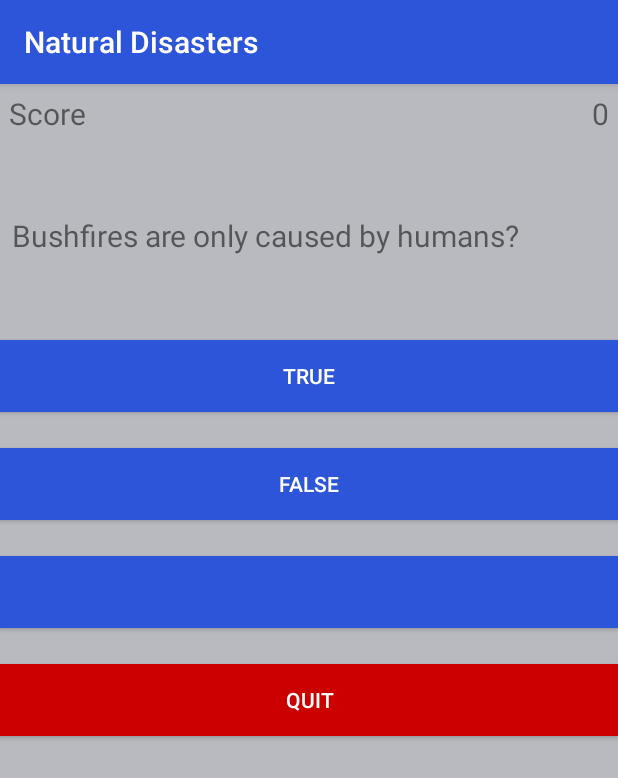
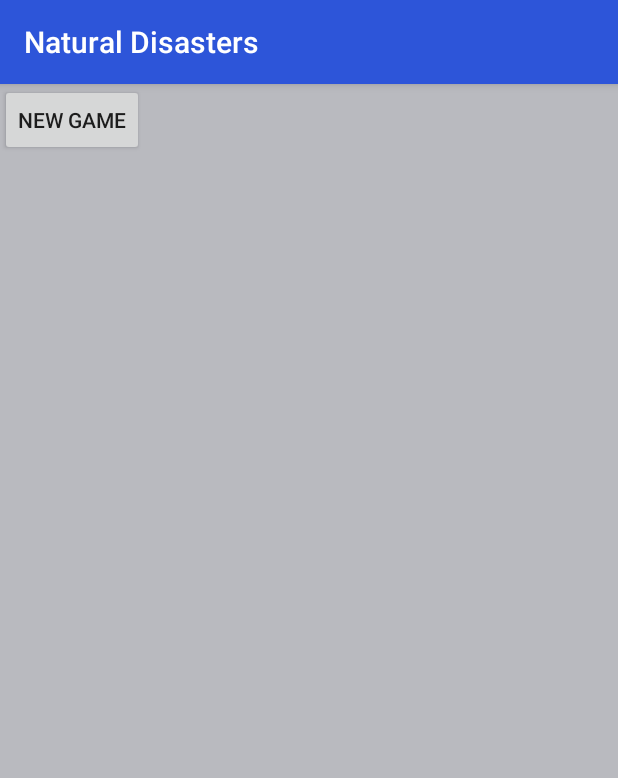
Before and after one commit to jc321013/NaturalDisasters, an Android app: the screen it shows after launch (MainActivity), on a phone screen of 412 x 824 dp. Shown: the top 778 px of the screen. Run offline under Robolectric (Android 15) with nearby library versions, the phone set to English and light mode, and no system bars.

```diff
--- a/app/src/main/java/com/example/jc321013/naturaldisasters/MainActivity.java
+++ b/app/src/main/java/com/example/jc321013/naturaldisasters/MainActivity.java
@@ -1,7 +1,12 @@
 package com.example.jc321013.naturaldisasters;
 
+import android.content.Context;
+import android.content.Intent;
+import android.support.annotation.Nullable;
 import android.support.v7.app.AppCompatActivity;
 import android.os.Bundle;
+import android.text.Editable;
+import android.text.TextWatcher;
 import android.view.View;
 import android.widget.Button;
 import android.widget.TextView;
@@ -9,110 +14,140 @@ import android.widget.Toast;
 
 public class MainActivity extends AppCompatActivity {
 
-    private QuestionLibrary mQuestionLibrary = new QuestionLibrary();
-
-    private TextView mScoreView;
-    private TextView mQuestionView;
-    private Button mButtonChoice1;
-    private Button mButtonChoice2;
-    private Button mButtonChoice3;
-
-    private String mAnswer;
-    private int mScore = 0;
-    private int mQuestionNumber = 0;
+    private Button button1;
+    Button button2;
+    Button button3;
+    private Context context;
 
     @Override
-    protected void onCreate(Bundle savedInstanceState) {
+    protected void onCreate(@Nullable Bundle savedInstanceState) {
         super.onCreate(savedInstanceState);
         setContentView(R.layout.activity_main);
+        context = this;
 
-        mScoreView = (TextView) findViewById(R.id.score);
-        mQuestionView = (TextView) findViewById(R.id.question);
-        mButtonChoice1 = (Button) findViewById(R.id.choice1);
-        mButtonChoice2 = (Button) findViewById(R.id.choice2);
-        mButtonChoice3 = (Button) findViewById(R.id.choice3);
+        button1 = (Button) findViewById(R.id.button1);
+        button1.setOnClickListener(new View.OnClickListener() {
+            @Override
+            public void onClick(View view) {
+                Intent intent = new Intent(context, Main2Activity.class);
+                startActivity(intent);
+            }
+        });
+    }
 
-        updatedQuestion();
+    //        button1 = (Button)findViewById(R.id.button1);
+//        button2 = (Button)findViewById(R.id.button2);
+//        button3 = (Button)findViewById(R.id.button3);
 
 
 
-        //Start of Button Listener for Button1
-        mButtonChoice1.setOnClickListener(new View.OnClickListener() {
-            @Override
-            public void onClick(View view) {
-
-                if (mButtonChoice1.getText() == mAnswer) {
-                    mScore = mScore + 1;
-                    updateScore(mScore);
-                    updatedQuestion();
-                    //Creates options
-                    Toast.makeText(MainActivity.this, "Correct", Toast.LENGTH_SHORT).show();
-                }else {
-                    Toast.makeText(MainActivity.this, "Wrong", Toast.LENGTH_SHORT).show();
-                    updatedQuestion();
-
-                }
-            }
-        });
-
-        //End of Button Listener for Button1
 
 
-        //Start of Button Listener for Button2
-        mButtonChoice2.setOnClickListener(new View.OnClickListener() {
-            @Override
-            public void onClick(View view) {
 
-                if (mButtonChoice2.getText() == mAnswer) {
-                    mScore = mScore + 1;
-                    updateScore(mScore);
-                    updatedQuestion();
-                    //Creates options
-                    Toast.makeText(MainActivity.this, "Correct", Toast.LENGTH_SHORT).show();
-                }else {
-                    Toast.makeText(MainActivity.this, "Wrong", Toast.LENGTH_SHORT).show();
-                    updatedQuestion();
-
-                }
-            }
-        });
-
-        //End of Button Listener for Button2
-
-        //Start of Button Listener for Button3
-        mButtonChoice3.setOnClickListener(new View.OnClickListener() {
-            @Override
-            public void onClick(View view) {
-
-                if (mButtonChoice3.getText() == mAnswer) {
-                    mScore = mScore + 1;
-                    updateScore(mScore);
-                    updatedQuestion();
-                    //Creates options
-                    Toast.makeText(MainActivity.this, "Correct", Toast.LENGTH_SHORT).show();
-                }else {
-                    Toast.makeText(MainActivity.this, "Wrong", Toast.LENGTH_SHORT).show();
-                    updatedQuestion();
-
-                }
-            }
-        });
-
-        //End of Button Listener for Button3
-
-
-    }
-    private void updatedQuestion(){
-        mQuestionView.setText(mQuestionLibrary.getQuestion(mQuestionNumber));
-        mButtonChoice1.setText(mQuestionLibrary.getChoice1(mQuestionNumber));
-        mButtonChoice2.setText(mQuestionLibrary.getChoice2(mQuestionNumber));
-        mButtonChoice3.setText(mQuestionLibrary.getChoice3(mQuestionNumber));
-
-        mAnswer = mQuestionLibrary.getCorrectAnswer(mQuestionNumber);
-        mQuestionNumber++;
-    }
-
-    private void updateScore(int point) {
-        mScoreView.setText("" + mScore);
-    }
+    //    private QuestionLibrary mQuestionLibrary = new QuestionLibrary();
+//
+//    private TextView mScoreView;
+//    private TextView mQuestionView;
+//    private Button mButtonChoice1;
+//    private Button mButtonChoice2;
+//    private Button mButtonChoice3;
+//
+//    private String mAnswer;
+//    private int mScore = 0;
+//    private int mQuestionNumber = 0;
+//
+//    @Override
+//    protected void onCreate(Bundle savedInstanceState) {
+//        super.onCreate(savedInstanceState);
+//        setContentView(R.layout.activity_main);
+//
+//        mScoreView = (TextView) findViewById(R.id.score);
+//        mQuestionView = (TextView) findViewById(R.id.question);
+//        mButtonChoice1 = (Button) findViewById(R.id.choice1);
+//        mButtonChoice2 = (Button) findViewById(R.id.choice2);
+//        mButtonChoice3 = (Button) findViewById(R.id.choice3);
+//
+//        updatedQuestion();
+//
+//
+//
+//        //Start of Button Listener for Button1
+//        mButtonChoice1.setOnClickListener(new View.OnClickListener() {
+//            @Override
+//            public void onClick(View view) {
+//
+//                if (mButtonChoice1.getText() == mAnswer) {
+//                    mScore = mScore + 1;
+//                    updateScore(mScore);
+//                    updatedQuestion();
+//                    //Creates options
+//                    Toast.makeText(MainActivity.this, "Correct", Toast.LENGTH_SHORT).show();
+//                }else {
+//                    Toast.makeText(MainActivity.this, "Wrong", Toast.LENGTH_SHORT).show();
+//                    updatedQuestion();
+//
+//                }
+//            }
+//        });
+//
+//        //End of Button Listener for Button1
+//
+//
+//        //Start of Button Listener for Button2
+//        mButtonChoice2.setOnClickListener(new View.OnClickListener() {
+//            @Override
+//            public void onClick(View view) {
+//
+//                if (mButtonChoice2.getText() == mAnswer) {
+//                    mScore = mScore + 1;
+//                    updateScore(mScore);
+//                    updatedQuestion();
+//                    //Creates options
+//                    Toast.makeText(MainActivity.this, "Correct", Toast.LENGTH_SHORT).show();
+//                }else {
+//                    Toast.makeText(MainActivity.this, "Wrong", Toast.LENGTH_SHORT).show();
+//                    updatedQuestion();
+//
+//                }
+//            }
+//        });
+//
+//        //End of Button Listener for Button2
+//
+//        //Start of Button Listener for Button3
+//        mButtonChoice3.setOnClickListener(new View.OnClickListener() {
+//            @Override
+//            public void onClick(View view) {
+//
+//                if (mButtonChoice3.getText() == mAnswer) {
+//                    mScore = mScore + 1;
+//                    updateScore(mScore);
+//                    updatedQuestion();
+//                    //Creates options
+//                    Toast.makeText(MainActivity.this, "Correct", Toast.LENGTH_SHORT).show();
+//                }else {
+//                    Toast.makeText(MainActivity.this, "Wrong", Toast.LENGTH_SHORT).show();
+//                    updatedQuestion();
+//
+//                }
+//            }
+//        });
+//
+//        //End of Button Listener for Button3
+//
+//
+//    }
+//    private void updatedQuestion(){
+//        mQuestionView.setText(mQuestionLibrary.getQuestion(mQuestionNumber));
+//        mButtonChoice1.setText(mQuestionLibrary.getChoice1(mQuestionNumber));
+//        mButtonChoice2.setText(mQuestionLibrary.getChoice2(mQuestionNumber));
+//        mButtonChoice3.setText(mQuestionLibrary.getChoice3(mQuestionNumber));
+//
+//        mAnswer = mQuestionLibrary.getCorrectAnswer(mQuestionNumber);
+//        mQuestionNumber++;
+//    }
+//
+//    private void updateScore(int point) {
+//        mScoreView.setText("" + mScore);
+//    }
 }
--- a/app/src/main/res/layout/activity_main.xml
+++ b/app/src/main/res/layout/activity_main.xml
@@ -10,82 +10,40 @@
     tools:context="com.example.jc321013.naturaldisasters.MainActivity">
 
 
-    <RelativeLayout
+    <Button
+        android:id="@+id/button1"
+        android:layout_columnWeight="1"
+        android:layout_rowWeight="1"
+        android:text="New Game"
+        android:onClick=""
         android:layout_width="wrap_content"
         android:layout_height="wrap_content"
-        android:layout_marginBottom="40dp"
-        android:padding="6dp">
+        android:contextClickable="true"
+/>
 
-        <TextView
-            android:id="@+id/score_text"
-            android:layout_width="wrap_content"
-            android:layout_height="wrap_content"
-            android:layout_alignParentLeft="true"
-            android:text="Score"
-            android:textSize="20sp" />
+    <!--<Button-->
+        <!--android:id="@+id/button2"-->
+        <!--android:layout_width="wrap_content"-->
+        <!--android:layout_height="wrap_content"-->
+        <!--android:layout_centerHorizontal="true"-->
+        <!--android:layout_columnWeight="1"-->
+        <!--android:layout_rowWeight="1"-->
+        <!--android:contextClickable="true"-->
+        <!--android:text="HighScores"-->
+        <!--android:textAppearance="@android:style/TextAppearance.Large"-->
+        <!--android:textSize="30sp" />-->
 
-        <TextView
-            android:id="@+id/score"
-            android:layout_width="wrap_content"
-            android:layout_height="wrap_content"
-            android:layout_alignParentRight="true"
-            android:text="0"
-            android:textSize="20sp"
-
-            />
-
-    </RelativeLayout>
-
-    <TextView
-        android:id="@+id/question"
-        android:layout_width="wrap_content"
-        android:layout_height="wrap_content"
-        android:layout_marginBottom="48dp"
-        android:padding="8dp"
-        android:text="Which thing is alive"
-        android:textSize="20sp" />
-
-    <Button
-        android:id="@+id/choice1"
-        android:layout_width="match_parent"
-        android:layout_height="wrap_content"
-        android:layout_marginBottom="24dp"
-        android:background="@color/colorPrimary"
-        android:padding="8dp"
-        android:text="bird"
-        android:textColor="#fff" />
-
-    <Button
-        android:id="@+id/choice2"
-        android:layout_width="match_parent"
-        android:layout_height="wrap_content"
-        android:layout_marginBottom="24dp"
-        android:background="@color/colorPrimary"
-        android:padding="8dp"
-        android:text="deer"
-        android:textColor="#fff"
-
-        />
-
-    <Button
-        android:id="@+id/choice3"
-        android:layout_width="match_parent"
-        android:layout_height="wrap_content"
-        android:layout_marginBottom="24dp"
-        android:background="@color/colorPrimary"
-        android:padding="8dp"
-        android:text="rock"
-        android:textColor="#fff" />
-
-    <Button
-        android:id="@+id/quit"
-        android:layout_width="match_parent"
-        android:layout_height="wrap_content"
-        android:layout_marginBottom="24dp"
-        android:background="@android:color/holo_red_dark"
-        android:padding="8dp"
-        android:text="quit"
-        android:textColor="#fff" />
+    <!--<Button-->
+        <!--android:id="@+id/button3"-->
+        <!--android:layout_width="wrap_content"-->
+        <!--android:layout_height="wrap_content"-->
+        <!--android:layout_centerHorizontal="true"-->
+        <!--android:layout_columnWeight="1"-->
+        <!--android:layout_rowWeight="1"-->
+        <!--android:contextClickable="true"-->
+        <!--android:text="Exit"-->
+        <!--android:textAppearance="@android:style/TextAppearance.Large"-->
+        <!--android:textSize="30sp" />-->
 
 
 </LinearLayout>
```
Also changed, not shown: app/src/main/java/com/example/jc321013/naturaldisasters/Main2Activity.java (added, +121 -0 lines), app/src/main/res/layout/activity_2_main.xml (added, +91 -0 lines).
